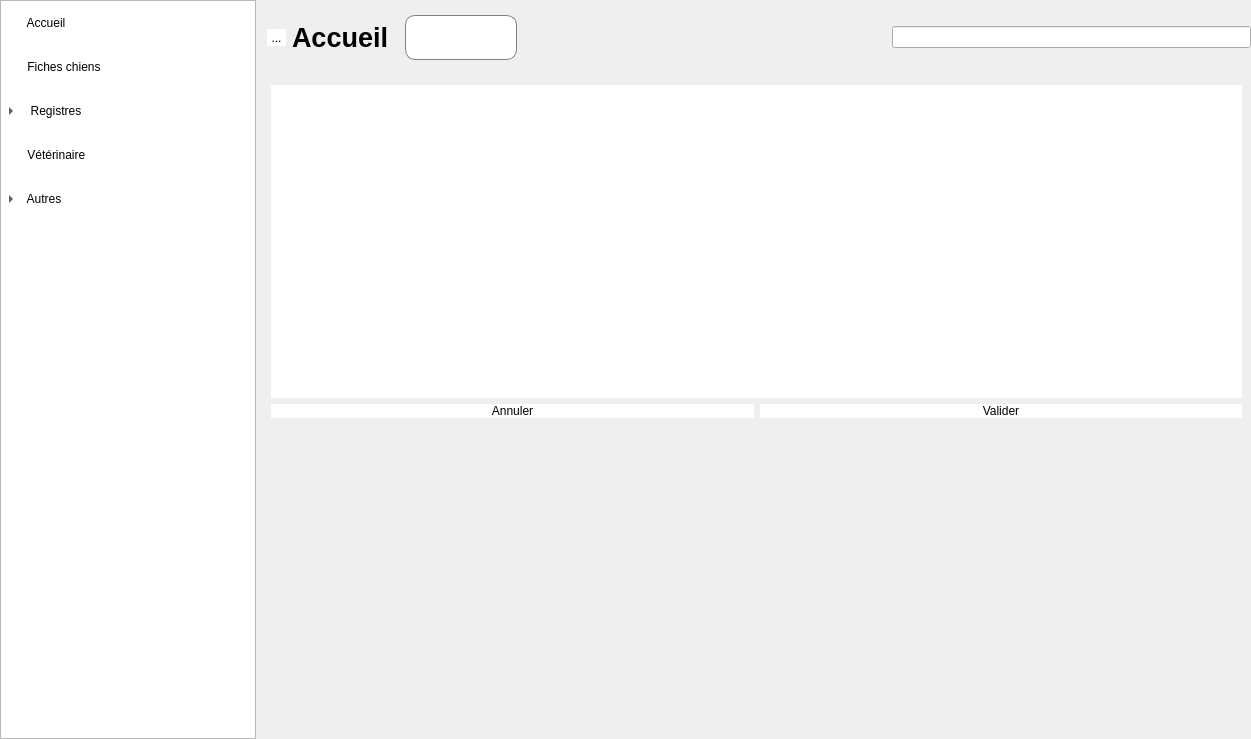
This is mainwindow.ui in ArtAuc/mkrescue as Qt 5 draws it before an edit. The edited form follows.
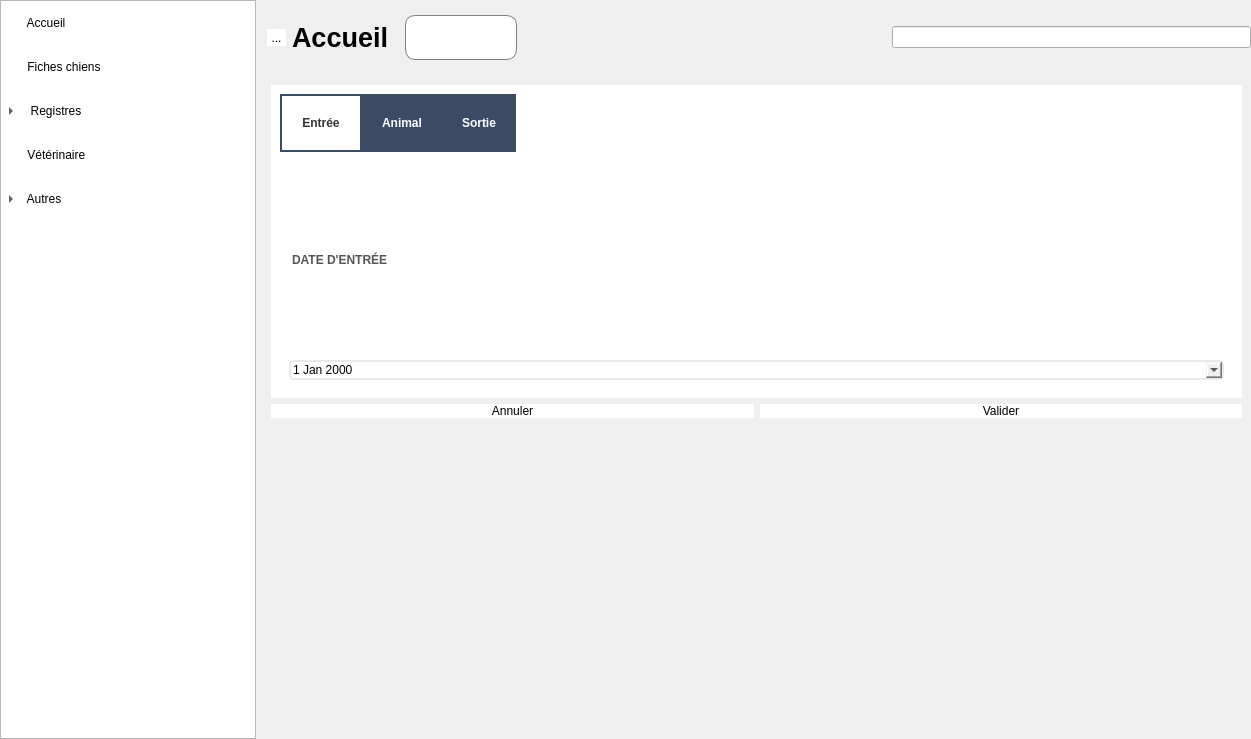
This is the edited form. The open tabs and pages were chosen to show the change. Icons and pictures are not drawn. Custom widgets are drawn as their Qt base class.

Commit message: EditDogWidget for future implementation of autocomplete

```diff
--- a/mainwindow.ui
+++ b/mainwindow.ui
@@ -956,7 +956,119 @@
               </item>
              </layout>
             </widget>
-            <widget class="QWidget" name="careEditPage"/>
+            <widget class="QWidget" name="careEditPage">
+             <layout class="QVBoxLayout" name="verticalLayout_9">
+              <item>
+               <widget class="QTabWidget" name="careTabWidget">
+                <property name="sizePolicy">
+                 <sizepolicy hsizetype="Preferred" vsizetype="Preferred">
+                  <horstretch>0</horstretch>
+                  <verstretch>0</verstretch>
+                 </sizepolicy>
+                </property>
+                <property name="tabPosition">
+                 <enum>QTabWidget::North</enum>
+                </property>
+                <property name="tabShape">
+                 <enum>QTabWidget::Rounded</enum>
+                </property>
+                <property name="currentIndex">
+                 <number>2</number>
+                </property>
+                <property name="tabBarAutoHide">
+                 <bool>false</bool>
+                </property>
+                <widget class="QWidget" name="careTab1">
+                 <property name="sizePolicy">
+                  <sizepolicy hsizetype="Preferred" vsizetype="Preferred">
+                   <horstretch>0</horstretch>
+                   <verstretch>0</verstretch>
+                  </sizepolicy>
+                 </property>
+                 <attribute name="title">
+                  <string>Entrée</string>
+                 </attribute>
+                 <layout class="QGridLayout" name="gridLayout_3">
+                  <property name="horizontalSpacing">
+                   <number>30</number>
+                  </property>
+                  <property name="verticalSpacing">
+                   <number>10</number>
+                  </property>
+                  <item row="0" column="1">
+                   <layout class="QVBoxLayout" name="careDateEditLayout">
+                    <item>
+                     <widget class="QLabel" name="careDateEditLabel">
+                      <property name="text">
+                       <string>DATE D'ENTRÉE</string>
+                      </property>
+                     </widget>
+                    </item>
+                    <item>
+                     <widget class="QDateEdit" name="careDateEdit">
+                      <property name="calendarPopup">
+                       <bool>true</bool>
+                      </property>
+                      <property name="currentSectionIndex">
+                       <number>0</number>
+                      </property>
+                     </widget>
+                    </item>
+                   </layout>
+                  </item>
+                 </layout>
+                </widget>
+                <widget class="QWidget" name="careTab2">
+                 <property name="sizePolicy">
+                  <sizepolicy hsizetype="Preferred" vsizetype="Preferred">
+                   <horstretch>0</horstretch>
+                   <verstretch>0</verstretch>
+                  </sizepolicy>
+                 </property>
+                 <attribute name="title">
+                  <string>Animal</string>
+                 </attribute>
+                 <layout class="QGridLayout" name="gridLayout_4"/>
+                </widget>
+                <widget class="QWidget" name="careTab3">
+                 <attribute name="title">
+                  <string>Sortie</string>
+                 </attribute>
+                 <layout class="QGridLayout" name="gridLayout_6">
+                  <item row="0" column="0">
+                   <layout class="QVBoxLayout" name="careDestDateEditLayout">
+                    <item>
+                     <widget class="QLabel" name="careDestDateEditLabel">
+                      <property name="text">
+                       <string>DATE DE SORTIE</string>
+                      </property>
+                     </widget>
+                    </item>
+                    <item>
+                     <widget class="QDateEdit" name="careDestDateEdit">
+                      <property name="calendarPopup">
+                       <bool>true</bool>
+                      </property>
+                      <property name="currentSectionIndex">
+                       <number>0</number>
+                      </property>
+                     </widget>
+                    </item>
+                   </layout>
+                  </item>
+                  <item row="0" column="1">
+                   <widget class="QPushButton" name="sameCareButton">
+                    <property name="text">
+                     <string>Idem</string>
+                    </property>
+                   </widget>
+                  </item>
+                 </layout>
+                </widget>
+               </widget>
+              </item>
+             </layout>
+            </widget>
            </widget>
           </item>
           <item>
```
Left out of the diff: 2 changed lines with no effect on the pictures. The commit also changes 6 other files.
